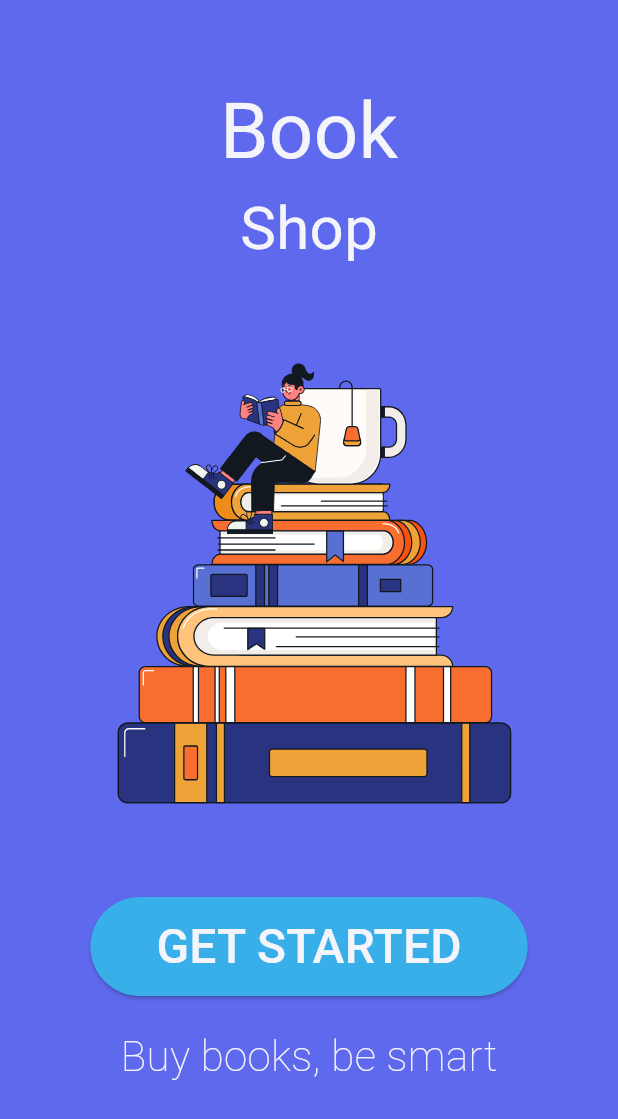
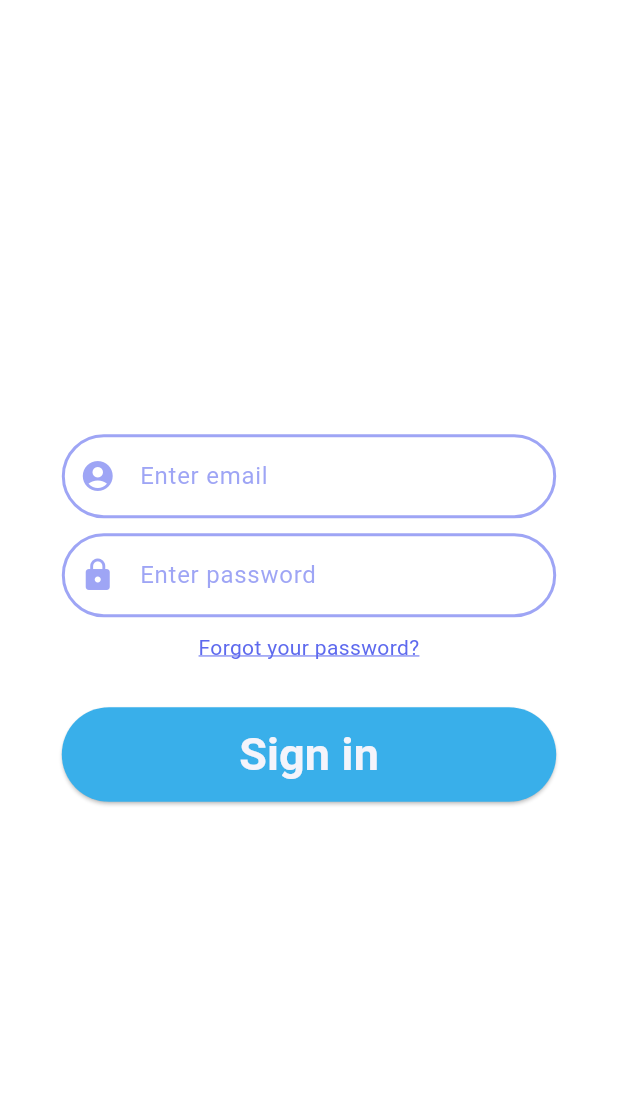
Before and after one commit to IvanTsvetkov-dev/BookShop, a Flutter app: the screen it shows after launch, after a tap on "GET STARTED", on a phone screen of 412 x 824 dp. Shown: the top 1119 px of the screen. Run offline on Flutter 3.47's test engine with Material 3 defaults, Android fonts, the phone set to English and light mode, and no system bars; our stand-ins replace lottie.

Commit message:
Added siginin and signup forms

```diff
--- /dev/null
+++ b/mobile_app/lib/forms/signin_form.dart
@@ -0,0 +1,102 @@
+import 'package:flutter/material.dart';
+
+class SignInForm extends StatefulWidget {
+  const SignInForm({super.key});
+
+  @override
+  State<SignInForm> createState() => _SignInFormState();
+}
+
+class _SignInFormState extends State<SignInForm> {
+  final _formKey = GlobalKey<FormState>();
+
+  final TextEditingController loginController = TextEditingController();
+  final TextEditingController passwordController = TextEditingController();
+
+  @override
+  Widget build(BuildContext context) {
+    const Color borderColor = Color.fromARGB(153, 94, 105, 238);
+    const Color hintColor = Color.fromARGB(153, 94, 105, 238);
+    const Color textColor = Color.fromARGB(255, 94, 106, 238);
+
+    return FractionallySizedBox(
+      widthFactor: 0.8,
+      child: Form(
+          key: _formKey,
+          child: Column(
+            mainAxisSize: MainAxisSize.min,
+            children: [
+              Padding(
+                padding: const EdgeInsets.only(bottom: 10),
+                child: TextField(
+                  controller: loginController,
+                  style: const TextStyle(color: textColor),
+                  decoration: const InputDecoration(
+                    prefixIcon: Icon(
+                      Icons.account_circle,
+                      color: borderColor,
+                    ),
+                    hintStyle: TextStyle(color: hintColor),
+                    enabledBorder: OutlineInputBorder(
+                        borderSide: BorderSide(color: borderColor, width: 2.0),
+                        borderRadius: BorderRadius.all(Radius.circular(30))),
+                    focusedBorder: OutlineInputBorder(
+                        borderSide: BorderSide(color: borderColor, width: 3.0),
+                        borderRadius: BorderRadius.all(Radius.circular(30))),
+                    hintText: "Enter email",
+                  ),
+                ),
+              ),
+              Padding(
+                padding: const EdgeInsets.only(bottom: 10),
+                child: TextField(
+                  obscureText: true,
+                  controller: passwordController,
+                  style: const TextStyle(color: textColor),
+                  decoration: const InputDecoration(
+                    prefixIcon: Icon(
+                      Icons.lock,
+                      color: borderColor,
+                    ),
+                    hintStyle: TextStyle(color: hintColor),
+                    enabledBorder: OutlineInputBorder(
+                        borderSide: BorderSide(color: borderColor, width: 2.0),
+                        borderRadius: BorderRadius.all(Radius.circular(30))),
+                    focusedBorder: OutlineInputBorder(
+                        borderSide: BorderSide(color: borderColor, width: 3.0),
+                        borderRadius: BorderRadius.all(Radius.circular(30))),
+                    hintText: "Enter password",
+                  ),
+                ),
+              ),
+              const Padding(
+                padding: EdgeInsets.only(bottom: 30),
+                child: Text(
+                  'Forgot your password?',
+                  style: TextStyle(
+                      color: textColor,
+                      decoration: TextDecoration.underline,
+                      decorationColor: textColor),
+                  textAlign: TextAlign.center,
+                ),
+              ),
+              FractionallySizedBox(
+                widthFactor: 1.0,
+                child: ElevatedButton(
+                  onPressed: () {},
+                  child: const Padding(
+                      padding:
+                          EdgeInsets.symmetric(horizontal: 20, vertical: 10),
+                      child: Text(
+                          style: TextStyle(
+                              fontWeight: FontWeight.w700,
+                              color: Color(0xFFF4F4FB),
+                              fontSize: 30),
+                          'Sign in')),
+                ),
+              )
+            ],
+          )),
+    );
+  }
+}
--- a/mobile_app/lib/main.dart
+++ b/mobile_app/lib/main.dart
@@ -1,10 +1,11 @@
 import 'package:bookshopapp/pages/greetings_page.dart';
+import 'package:bookshopapp/pages/login_page.dart';
 import 'package:flutter/material.dart';
 
 void main() {
   runApp(const EntryPoint());
 }
-//TEst
+
 class EntryPoint extends StatelessWidget {
   const EntryPoint({super.key});
 
@@ -13,6 +14,10 @@ class EntryPoint extends StatelessWidget {
     const ColorScheme colorScheme = ColorScheme.light(
         primary: Color(0xFF5E69EE),
         secondary: Color.fromARGB(100, 57, 175, 234));
+
+    const String initialRoute = '/';
+
+
 
     return MaterialApp(
       debugShowCheckedModeBanner: false,
@@ -25,7 +30,11 @@ class EntryPoint extends StatelessWidget {
           textTheme: const TextTheme(
               displayLarge:
                   TextStyle(fontSize: 72, fontWeight: FontWeight.bold))),
-      home: const GreetingsPage(),
+      initialRoute: initialRoute,
+      routes: {
+        '/' : (context) => const GreetingsPage(),
+        '/login': (context) => const LoginPage()
+      },
     );
   }
 }
--- a/mobile_app/lib/pages/greetings_page.dart
+++ b/mobile_app/lib/pages/greetings_page.dart
@@ -27,6 +27,8 @@ class _GreetingsPageState extends State<GreetingsPage>
 
   @override
   Widget build(BuildContext context) {
+    Size screenSize = MediaQuery.sizeOf(context);
+
     return Scaffold(
       backgroundColor: Theme.of(context).colorScheme.primary,
       body: SafeArea(
@@ -37,22 +39,46 @@ class _GreetingsPageState extends State<GreetingsPage>
               crossAxisAlignment: CrossAxisAlignment.center,
               children: [
                 const Padding(
-                    padding: EdgeInsets.only(top: 50),
+                    padding: EdgeInsets.only(top: 40),
                     child: Column(
+
                       children: [
                         Text(
+                          textAlign: TextAlign.center,
                             style: TextStyle(
-                                color: Color(0xFFF4F4FB), fontSize: 52),
+
+                                shadows: [
+                                  Shadow(
+                                    color: Colors
+                                        .black26, // Choose the color of the shadow
+                                    blurRadius:
+                                        2.0, // Adjust the blur radius for the shadow effect
+                                    offset: Offset(0, 4),
+                                  )
+                                ],
+                                fontWeight: FontWeight.w700,
+                                color: Color(0xFFF4F4FB),
+                                fontSize: 48),
                             'Book'),
                         Text(
                             style: TextStyle(
-                                color: Color(0xFFF4F4FB), fontSize: 40),
+                                shadows: [
+                                  Shadow(
+                                    color: Colors
+                                        .black26, // Choose the color of the shadow
+                                    blurRadius:
+                                        2.0, // Adjust the blur radius for the shadow effect
+                                    offset: Offset(0, 4),
+                                  )
+                                ],
+                                fontWeight: FontWeight.w700,
+                                color: Color(0xFFF4F4FB),
+                                fontSize: 40),
                             'Shop')
                       ],
                     )),
-                Container(
-                  width: 300,
-                  height: 300,
+                SizedBox(
+                  height: screenSize.height * 0.4,
                   child: Lottie.asset(
                     'assets/splash.json',
                     controller: _controller,
@@ -64,17 +90,21 @@ class _GreetingsPageState extends State<GreetingsPage>
                   ),
                 ),
                 Padding(
-                  padding: const EdgeInsets.only(bottom: 100),
+                  padding: const EdgeInsets.only(bottom: 80),
                   child: Column(
                     children: [
                       ElevatedButton(
-                        onPressed: () {},
+                        onPressed: () {
+                          Navigator.pushReplacementNamed(context, '/login');
+                        },
                         child: const Padding(
                             padding: EdgeInsets.symmetric(
                                 horizontal: 20, vertical: 10),
                             child: Text(
                                 style: TextStyle(
-                                    color: Color(0xFFF4F4FB), fontSize: 32),
+                                    fontWeight: FontWeight.w700,
+                                    color: Color(0xFFF4F4FB),
+                                    fontSize: 30),
                                 'GET STARTED')),
                       ),
                       const Padding(
@@ -82,8 +112,8 @@ class _GreetingsPageState extends State<GreetingsPage>
                         child: Text(
                             style: TextStyle(
                                 color: Color(0xFFF4F4FB),
-                                fontSize: 28,
-                                fontWeight: FontWeight.w100),
+                                fontSize: 24,
+                                fontWeight: FontWeight.w300),
                             'Buy books, be smart'),
                       )
                     ],
--- /dev/null
+++ b/mobile_app/lib/pages/login_page.dart
@@ -0,0 +1,23 @@
+import 'package:bookshopapp/forms/signin_form.dart';
+import 'package:bookshopapp/forms/signup_form.dart';
+import 'package:flutter/material.dart';
+
+class LoginPage extends StatefulWidget {
+  const LoginPage({super.key});
+
+  @override
+  State<LoginPage> createState() => _LoginPageState();
+}
+
+class _LoginPageState extends State<LoginPage> {
+  @override
+  Widget build(BuildContext context) {
+    return const Scaffold(
+      // backgroundColor: Theme.of(context).colorScheme.primary,
+      backgroundColor: Colors.white,
+      body: Center(
+        child: SignInForm(),
+      ),
+    );
+  }
+}
```
Also changed, not shown: mobile_app/lib/forms/signup_form.dart (added, +91 -0 lines), mobile_app/lib/widgets/login_styled_text_field.dart (added, +54 -0 lines), mobile_app/lib/widgets/pass_styled_text_field.dart (added, +35 -0 lines).
